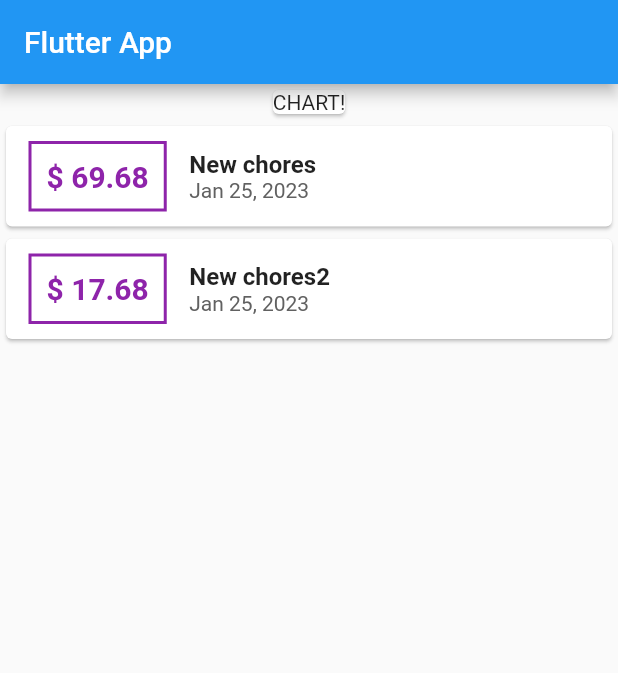
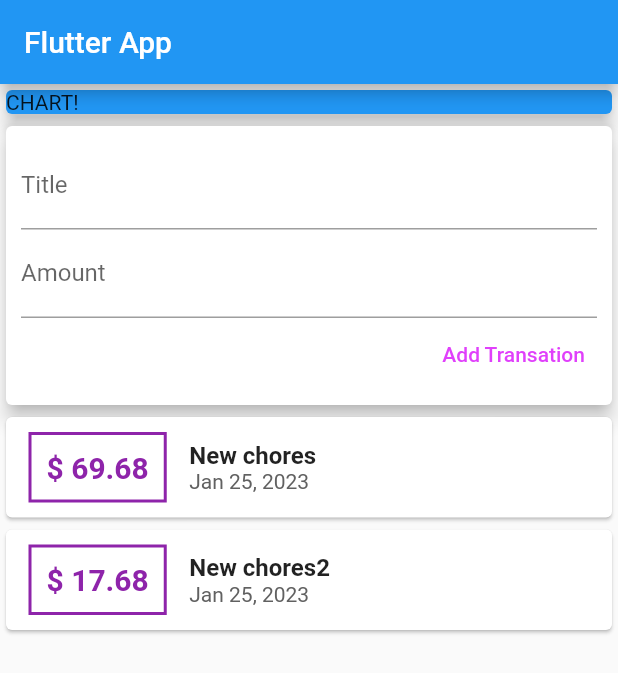
Before and after one commit to raman04-byte/chores, a Flutter app: the screen it shows after launch, on a phone screen of 412 x 824 dp. Shown: the top 673 px of the screen. Run offline on Flutter 3.47's test engine with Material 2 defaults, Android fonts, the light colour scheme and no system bars.

Commit message:
Improved the UI and added button and TextField

```diff
--- a/lib/main.dart
+++ b/lib/main.dart
@@ -53,9 +53,39 @@ class _MyHomePageState extends State<MyHomePage> {
           title: const Text('Flutter App'),
         ),
         body: Column(
+          crossAxisAlignment: CrossAxisAlignment.stretch,
           children: [
+            Container(
+              width: double.infinity,
+              child: Card(
+                color: Colors.blue,
+                elevation: 5,
+                child: Text('CHART!'),
+              ),
+            ),
             Card(
-              child: Text('CHART!'),
+              elevation: 5,
+              child: Container(
+                padding: EdgeInsets.all(10),
+                child: Column(
+                  crossAxisAlignment: CrossAxisAlignment.end,
+                  children: [
+                  TextField(
+                    decoration: InputDecoration(labelText: 'Title'),
+                  ),
+                  TextField(
+                    decoration: InputDecoration(labelText: 'Amount'),
+                  ),
+                  TextButton(
+                      onPressed: () {},
+                      child: const Text(
+                        'Add Transation',
+                        style: TextStyle(
+                          color: Colors.purpleAccent,
+                        ),
+                      )),
+                ]),
+              ),
             ),
             Column(
                 children: transations.map((e) {
@@ -70,7 +100,7 @@ class _MyHomePageState extends State<MyHomePage> {
                     )),
                     padding: EdgeInsets.all(10),
                     child: Text(
-                    '\$ ${e.amount}',
+                      '\$ ${e.amount}',
                       style: TextStyle(
                           fontWeight: FontWeight.bold,
                           fontSize: 20,
```
